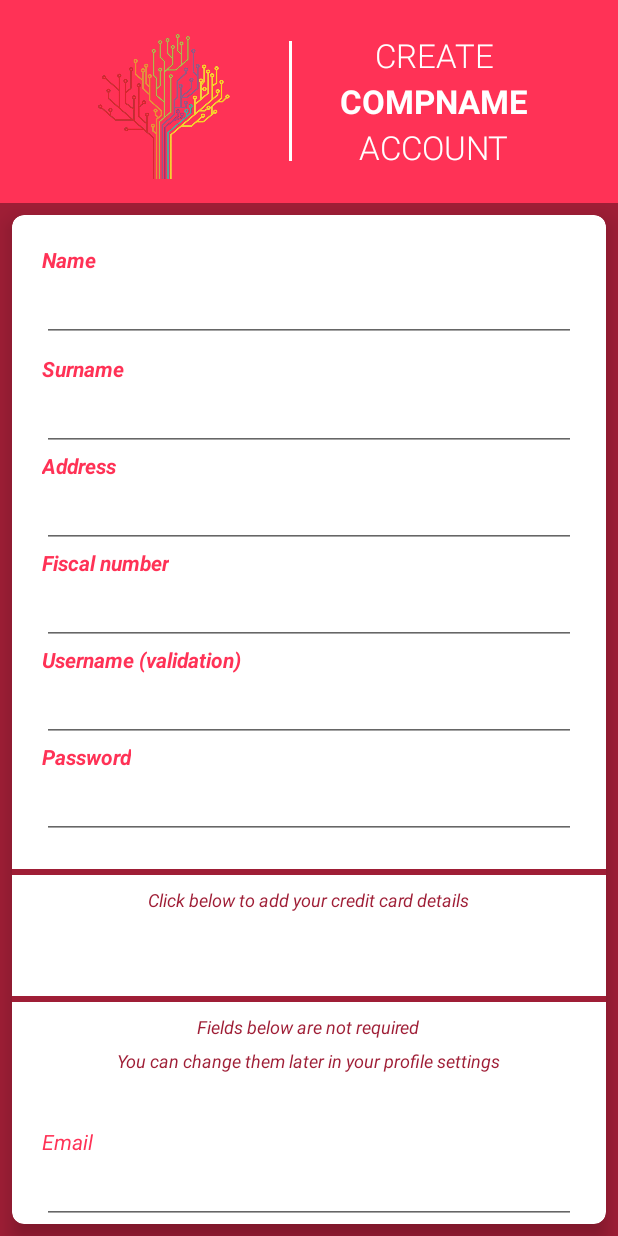
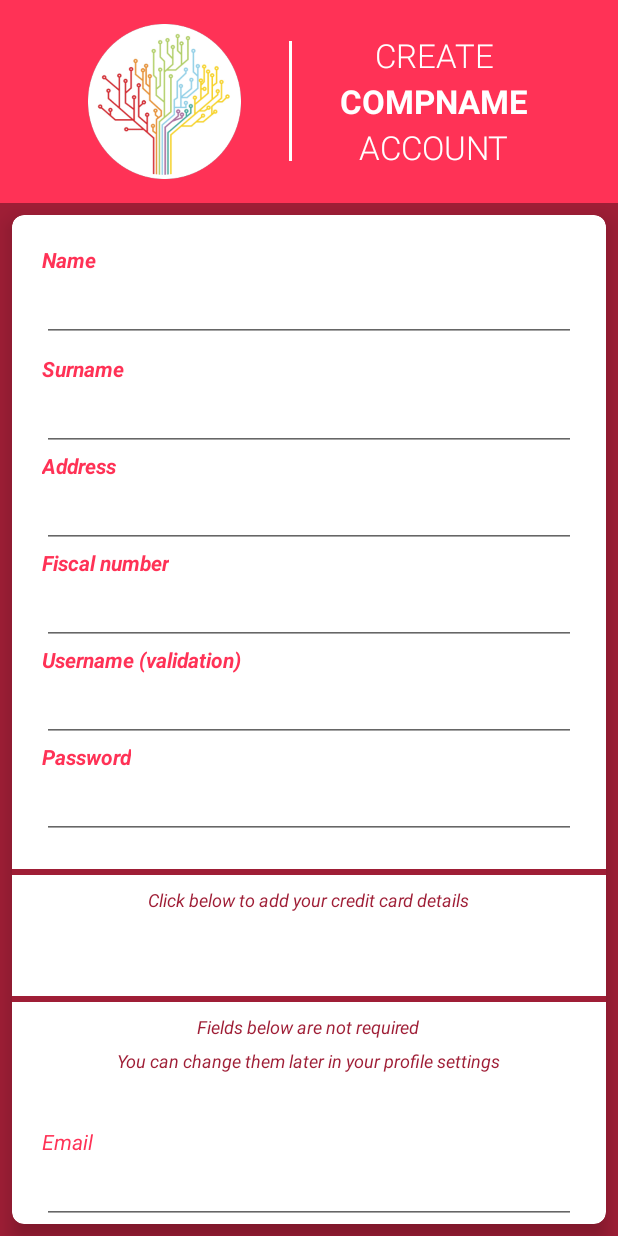
Before and after one commit to DujeMedak/Eshop, an Android app: the screen it shows after launch (RegistrationActivity), on a phone screen of 412 x 824 dp. Run offline under Robolectric (Android 15) with nearby library versions, the phone set to English and light mode, and no system bars; libraries missing offline, so code that uses them is left out: com.cooltechworks.creditcarddesign; plain views replace CreditCardView; 1 statement that could not run was skipped.

Commit message:
Change some design parts

```diff
--- a/app/src/main/res/drawable/bg_patter_no_wishes_tiled.xml
+++ b/app/src/main/res/drawable/bg_patter_no_wishes_tiled.xml
@@ -1,4 +1,4 @@
 <?xml version="1.0" encoding="utf-8"?>
 <bitmap xmlns:android="http://schemas.android.com/apk/res/android"
-    android:src="@drawable/bg_pattern_no_wishes"
+    android:src="@drawable/bg_pattern_slices"
     android:tileMode="repeat" />
--- a/app/src/main/res/layout/activity_registration.xml
+++ b/app/src/main/res/layout/activity_registration.xml
@@ -23,8 +23,7 @@
                     android:id="@+id/imageView"
                     android:layout_width="102dp"
                     android:layout_height="103dp"
-                    android:background="@drawable/logo"
-                    android:transitionName="logo"
+                    android:background="@drawable/logo2_256px"
                     android:layout_weight="0.12" />
 
                 <RelativeLayout
--- a/app/src/main/res/layout/layout_product_item.xml
+++ b/app/src/main/res/layout/layout_product_item.xml
@@ -70,6 +70,8 @@
                         android:layout_height="wrap_content"
                         android:drawableRight="@drawable/ic_thumb_up_green_32dp"/>
                     <Button
+                        android:id="@+id/button_delete_order"
+                        android:onClick="onDeleteOrderClick"
                         android:layout_width="wrap_content"
                         android:background="@android:color/transparent"
                         android:layout_marginLeft="24dp"
```
Also changed, not shown: app/src/main/java/cmov/feup/eshop/OrderdDetailsButtonListener.java (added, +9 -0 lines), app/src/main/java/cmov/feup/eshop/ScanActivity.java (+17 -1 lines), app/src/main/res/drawable/bg_pattern_slices.png (added), app/src/main/res/drawable/bgpatterntest.png (added), app/src/main/res/drawable/logo2_256px.png (added), app/src/main/res/drawable/logo_256px.png (added).
